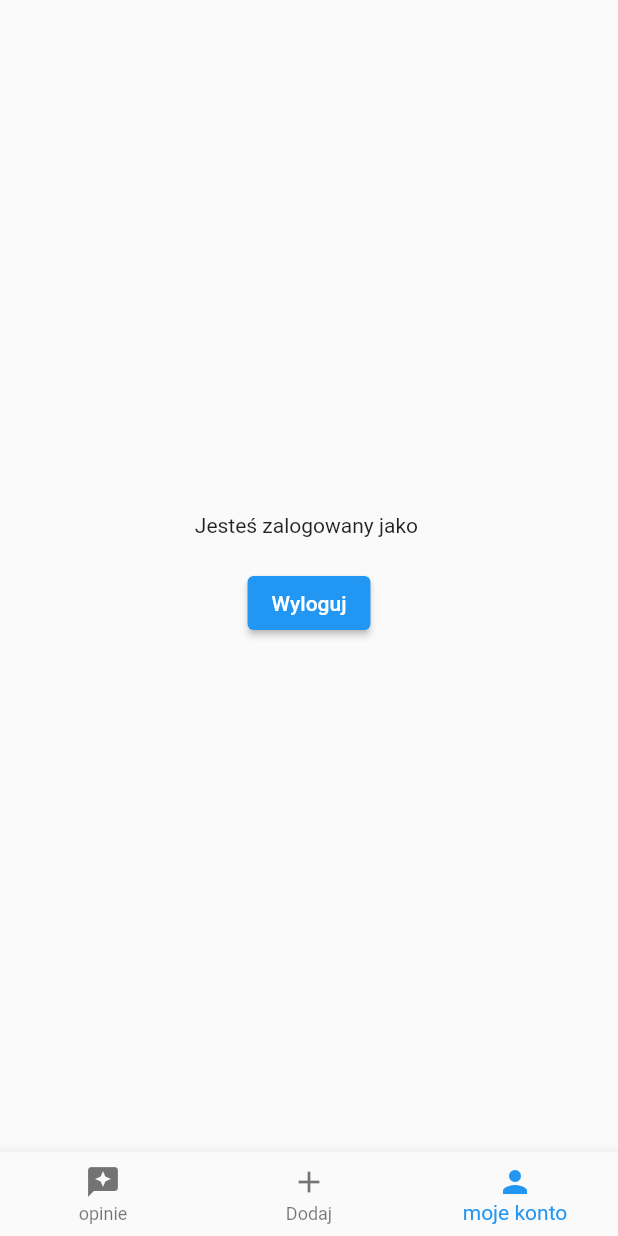
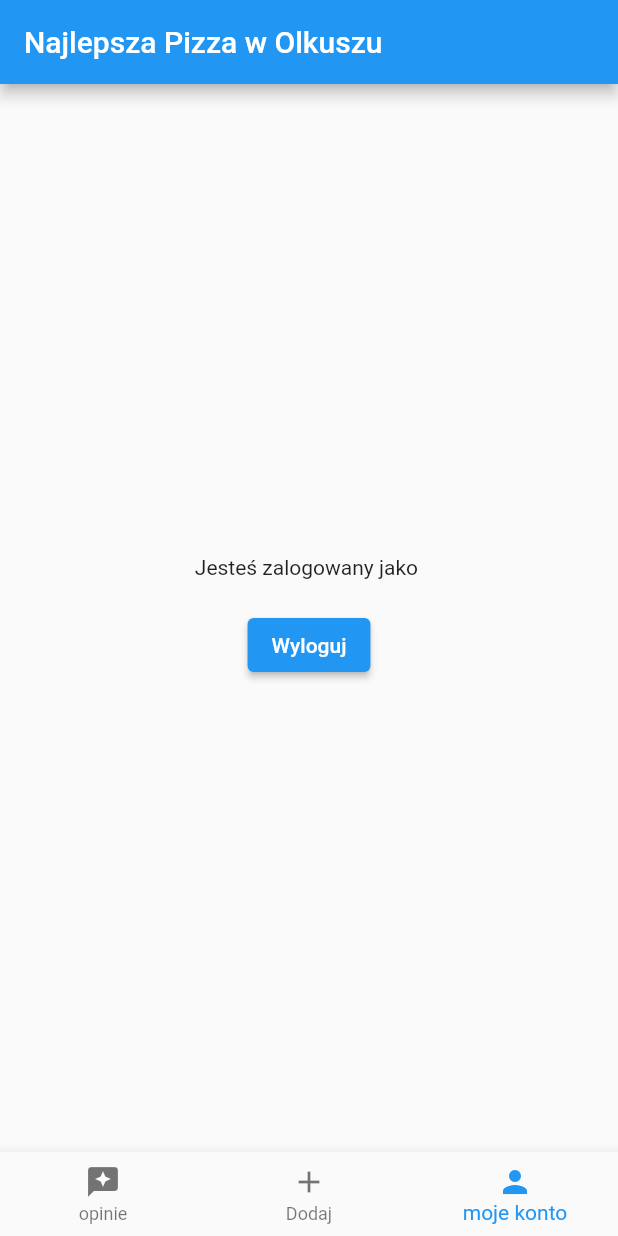
Before and after one commit to pruch10/pizzaolkusz, a Flutter app: the screen it shows once a user with an empty profile is signed in, item 3 of the bottom bar chosen, after a tap on "Wyloguj", on a phone screen of 412 x 824 dp. Run offline on Flutter 3.47's test engine with Material 2 defaults, Android fonts, the phone set to English and light mode, and no system bars; our stand-ins replace cloud_firestore, firebase_auth, firebase_core; accounts and stored records are empty.

Commit message:
install cloudfirestore

```diff
--- /dev/null
+++ b/lib/app/home/add_opinion/add_opinion_page_content.dart
@@ -0,0 +1,14 @@
+import 'package:flutter/cupertino.dart';
+
+class AddOpinionPageContent extends StatelessWidget {
+  const AddOpinionPageContent({
+    Key? key,
+  }) : super(key: key);
+
+  @override
+  Widget build(BuildContext context) {
+    return const Center(
+      child: Text('Dwa'),
+    );
+  }
+}
--- a/lib/app/home/home_page.dart
+++ b/lib/app/home/home_page.dart
@@ -1,5 +1,9 @@
 import 'package:firebase_auth/firebase_auth.dart';
 import 'package:flutter/material.dart';
+import 'package:pizzaolkusz/app/home/restaurants/restaurants__page_content.dart';
+
+import 'add_opinion/add_opinion_page_content.dart';
+import 'my_account/my_account_page_content.dart';
 
 class HomePage extends StatefulWidget {
   const HomePage({
@@ -19,34 +23,19 @@ class _HomePageState extends State<HomePage> {
   @override
   Widget build(BuildContext context) {
     return Scaffold(
+      appBar: AppBar(
+        title: const Text('Najlepsza Pizza w Olkuszu'),
+      ),
       body: Builder(builder: (context) {
         if (currentIndex == 0) {
-          return Center(
-            child: Text('Jeden'),
-          );
+          return const RestaurantPageContent();
         }
         if (currentIndex == 1) {
-          return Center(
-            child: Text('Dwa'),
-          );
+          return const AddOpinionPageContent();
         }
 
-        return Center(
-          child: Column(
-            mainAxisAlignment: MainAxisAlignment.center,
-            children: [
-              Text('Jesteś zalogowany jako ${widget.user.email}'),
-              const SizedBox(
-                height: 20,
-              ),
-              ElevatedButton(
-                onPressed: () {
-                  FirebaseAuth.instance.signOut();
-                },
-                child: Text('Wyloguj'),
-              )
-            ],
-          ),
+        return MyAccountPageContent(
+          email: widget.user.email,
         );
       }),
       bottomNavigationBar: BottomNavigationBar(
--- /dev/null
+++ b/lib/app/home/my_account/my_account_page_content.dart
@@ -0,0 +1,32 @@
+import 'package:firebase_auth/firebase_auth.dart';
+import 'package:flutter/material.dart';
+
+class MyAccountPageContent extends StatelessWidget {
+  const MyAccountPageContent({
+    Key? key,
+    required this.email,
+  }) : super(key: key);
+
+  final String? email;
+
+  @override
+  Widget build(BuildContext context) {
+    return Center(
+      child: Column(
+        mainAxisAlignment: MainAxisAlignment.center,
+        children: [
+          Text('Jesteś zalogowany jako $email'),
+          const SizedBox(
+            height: 20,
+          ),
+          ElevatedButton(
+            onPressed: () {
+              FirebaseAuth.instance.signOut();
+            },
+            child: const Text('Wyloguj'),
+          )
+        ],
+      ),
+    );
+  }
+}
--- /dev/null
+++ b/lib/app/home/restaurants/restaurants__page_content.dart
@@ -0,0 +1,53 @@
+import 'package:cloud_firestore/cloud_firestore.dart';
+import 'package:flutter/cupertino.dart';
+
+class RestaurantPageContent extends StatelessWidget {
+  const RestaurantPageContent({
+    Key? key,
+  }) : super(key: key);
+
+  @override
+  Widget build(BuildContext context) {
+    return StreamBuilder<QuerySnapshot<Map<String, dynamic>>>(
+        stream:
+            FirebaseFirestore.instance.collection('restaurants').snapshots(),
+        builder: (context, snapshot) {
+          if (snapshot.hasError) {
+            return const Center(
+              child: Text('Sth went wrong'),
+            );
+          }
+          if (snapshot.connectionState == ConnectionState.waiting) {
+            return const Center(
+              child: Text('Loading'),
+            );
+          }
+
+          final documents = snapshot.data!.docs;
+
+          return ListView(
+            children: [
+              for (final document in documents) ...[
+                Row(
+                  mainAxisAlignment: MainAxisAlignment.spaceBetween,
+                  children: [
+                    Column(
+                      crossAxisAlignment: CrossAxisAlignment.start,
+                      children: [
+                        Text(
+                          document['name'],
+                        ),
+                        Text(
+                          document['pizza'],
+                        ),
+                      ],
+                    ),
+                    Text(document['rating'].toString()),
+                  ],
+                ),
+              ],
+            ],
+          );
+        });
+  }
+}
```
